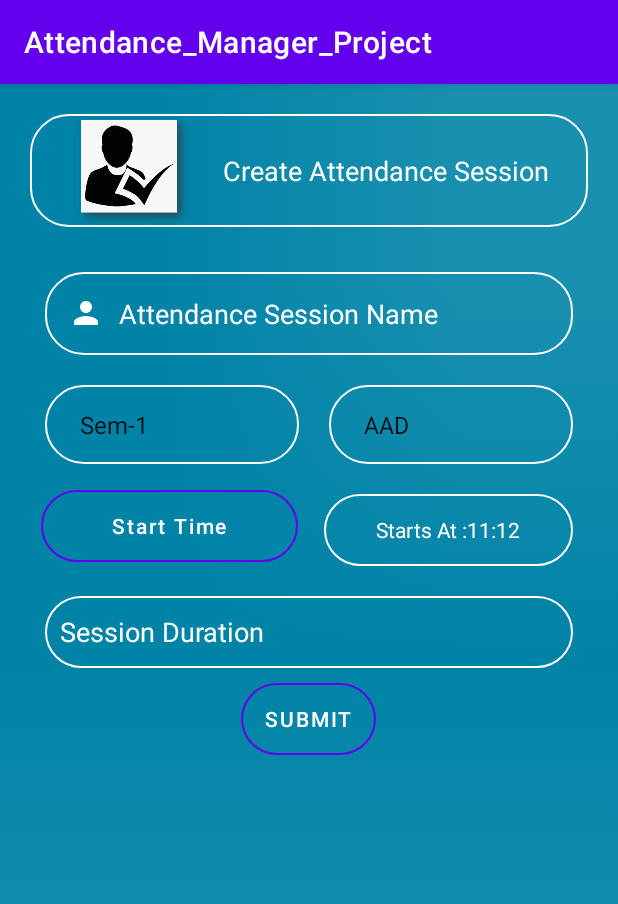
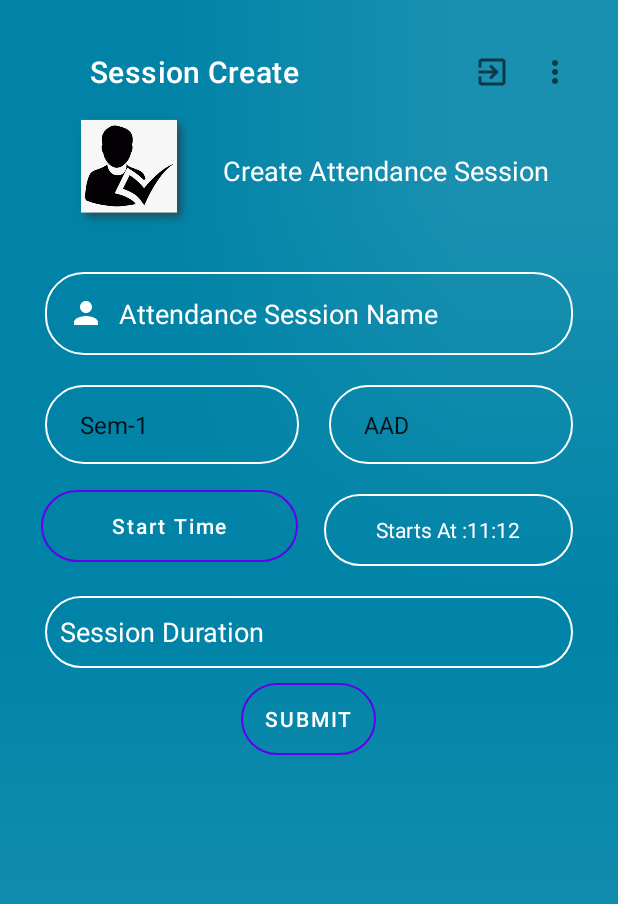
Before and after one commit to Ujas-Goti/Attendance_Manager_Try, an Android app: the Session_Create screen opened directly, with no data from a screen before it, on a phone screen of 412 x 824 dp. Shown: the top 904 px of the screen. Run offline under Robolectric (Android 15) with nearby library versions, the phone set to English and light mode, and no system bars; our stand-ins replace Firebase (no records; nobody signed in at launch, a user with empty details on screens opened directly).

Commit message:
Session Class Created

```diff
--- a/app/src/main/java/com/example/attendance_manager_try/Session_Create.java
+++ b/app/src/main/java/com/example/attendance_manager_try/Session_Create.java
@@ -2,11 +2,16 @@ package com.example.attendance_manager_try;
 
 import androidx.annotation.NonNull;
 import androidx.appcompat.app.AppCompatActivity;
+import androidx.appcompat.widget.Toolbar;
 
 import android.app.DatePickerDialog;
 import android.app.TimePickerDialog;
+import android.content.Intent;
+import android.content.SharedPreferences;
 import android.os.Bundle;
 import android.text.format.DateFormat;
+import android.view.Menu;
+import android.view.MenuItem;
 import android.widget.Button;
 import android.widget.DatePicker;
 import android.widget.EditText;
@@ -42,11 +47,15 @@ public class Session_Create extends AppCompatActivity implements DatePickerDialo
 
     int day,month,year,hour,minute;
     int final_day,final_month,final_year,final_hour,final_minute;
+    private SharedPreferences sharedPreferences;
 
     @Override
     protected void onCreate(Bundle savedInstanceState) {
         super.onCreate(savedInstanceState);
         setContentView(R.layout.activity_session_create);
+
+        Toolbar toolbar = findViewById(R.id.toolbar);
+        setSupportActionBar(toolbar);
 
         time_Set = findViewById(R.id.TimeSetter);
         time_Show = findViewById(R.id.time_Shower);
@@ -100,7 +109,35 @@ public class Session_Create extends AppCompatActivity implements DatePickerDialo
         });
     }
 
+    @Override
+    public boolean onCreateOptionsMenu(Menu menu) {
+        getMenuInflater().inflate(R.menu.menu,menu);
+        return true;
+    }
 
+    @Override
+    public boolean onOptionsItemSelected(@NonNull MenuItem item) {
+        int id = item.getItemId();
+
+        switch (id){
+            case R.id.logout:
+                logout(); break;
+            default:
+                Toast.makeText(this, "Default", Toast.LENGTH_SHORT).show();
+        }
+        return true;
+    }
+
+    private void logout() {
+        Toast.makeText(this, "Logged Out", Toast.LENGTH_SHORT).show();
+            sharedPreferences = getSharedPreferences("login", MODE_PRIVATE);
+            SharedPreferences.Editor editor = sharedPreferences.edit();
+            editor.putString("username","");
+            editor.putString("password"," ");
+            editor.putString("role","");
+            editor.commit();
+            startActivity(new Intent(Session_Create.this,Login_Activity.class));
+    }
 
     public void time_set() {
         time_Show.setText("Starts At :" + Calendar.HOUR_OF_DAY+ ":" + Calendar.MINUTE);
--- /dev/null
+++ b/app/src/main/res/drawable/ic_baseline_logout.xml
@@ -0,0 +1,11 @@
+<vector xmlns:android="http://schemas.android.com/apk/res/android"
+    android:width="24dp"
+    android:height="24dp"
+    android:viewportWidth="24"
+    android:viewportHeight="24"
+    android:tint="?attr/colorControlNormal"
+    android:autoMirrored="true">
+  <path
+      android:fillColor="@android:color/white"
+      android:pathData="M10.09,15.59L11.5,17l5,-5 -5,-5 -1.41,1.41L12.67,11H3v2h9.67l-2.58,2.59zM19,3H5c-1.11,0 -2,0.9 -2,2v4h2V5h14v14H5v-4H3v4c0,1.1 0.89,2 2,2h14c1.1,0 2,-0.9 2,-2V5c0,-1.1 -0.9,-2 -2,-2z"/>
+</vector>
--- /dev/null
+++ b/app/src/main/res/drawable/ic_baseline_menu_24.xml
@@ -0,0 +1,10 @@
+<vector xmlns:android="http://schemas.android.com/apk/res/android"
+    android:width="24dp"
+    android:height="24dp"
+    android:viewportWidth="24"
+    android:viewportHeight="24"
+    android:tint="?attr/colorControlNormal">
+  <path
+      android:fillColor="@android:color/white"
+      android:pathData="M3,18h18v-2L3,16v2zM3,13h18v-2L3,11v2zM3,6v2h18L21,6L3,6z"/>
+</vector>
--- /dev/null
+++ b/app/src/main/res/drawable/shape_title.xml
@@ -0,0 +1,22 @@
+<?xml version="1.0" encoding="utf-8"?>
+<shape
+    xmlns:android="http://schemas.android.com/apk/res/android"
+    android:shape="rectangle">
+
+    <solid
+        android:color="@android:color/transparent">
+    </solid>
+
+    <corners
+        android:radius="25dp">
+    </corners>
+
+
+    <padding
+        android:top="0dp"
+        android:right="10dp"
+        android:left="10dp"
+        android:bottom="0dp">
+    </padding>
+
+</shape>
--- a/app/src/main/res/layout/activity_session_create.xml
+++ b/app/src/main/res/layout/activity_session_create.xml
@@ -8,13 +8,27 @@
     android:gravity="top"
     android:padding="20dp">
 
+    <androidx.appcompat.widget.Toolbar
+        android:layout_width="match_parent"
+        android:layout_height="wrap_content"
+        android:id="@+id/toolbar"
+        app:titleTextColor="@color/white"
+        android:theme="@style/Theme.Attendance_Manager_Try"
+        app:title="Session Create"
+        app:titleMarginStart="40dp"
+        app:contentInsetStart="0dp"
+        app:contentInsetEnd="0dp"
+        app:contentInsetLeft="0dp"
+        app:contentInsetRight="0dp"
+        />
+
         <TextView
             android:id="@+id/textView"
             android:layout_width="match_parent"
             android:layout_height="75dp"
             android:layout_marginBottom="20dp"
             android:autofillHints=""
-            android:background="@drawable/shapeemail"
+            android:background="@drawable/shape_title"
             android:drawablePadding="5dp"
             android:padding="15dp"
             android:textSize="18sp"
--- /dev/null
+++ b/app/src/main/res/menu/menu.xml
@@ -0,0 +1,16 @@
+<?xml version="1.0" encoding="utf-8"?>
+<menu xmlns:android="http://schemas.android.com/apk/res/android"
+    xmlns:app="http://schemas.android.com/apk/res-auto"
+    android:background="@mipmap/back">
+    <item
+        android:title="Logout"
+        app:showAsAction="always"
+        android:icon="@drawable/ic_baseline_logout"
+        android:id="@+id/logout" />
+
+    <item
+        android:title="Share"
+        android:id="@+id/share"
+        />
+
+</menu>
--- a/app/src/main/res/values-night/themes.xml
+++ b/app/src/main/res/values-night/themes.xml
@@ -1,6 +1,6 @@
 <resources xmlns:tools="http://schemas.android.com/tools">
     <!-- Base application theme. -->
-    <style name="Theme.Attendance_Manager_Try" parent="Theme.MaterialComponents.DayNight.DarkActionBar">
+    <style name="Theme.Attendance_Manager_Try" parent="Theme.MaterialComponents.DayNight.NoActionBar">
         <!-- Primary brand color. -->
         <item name="colorPrimary">@color/purple_200</item>
         <item name="colorPrimaryVariant">@color/purple_700</item>
--- a/app/src/main/res/values/themes.xml
+++ b/app/src/main/res/values/themes.xml
@@ -1,6 +1,7 @@
 <resources xmlns:tools="http://schemas.android.com/tools">
     <!-- Base application theme. -->
-    <style name="Theme.Attendance_Manager_Try" parent="Theme.MaterialComponents.DayNight.DarkActionBar">
+    <style name="Theme.Attendance_Manager_Try" parent="Theme.MaterialComponents.DayNight.NoActionBar">
+        <item name="windowActionBar">false</item>
         <!-- Primary brand color. -->
         <item name="colorPrimary">@color/purple_500</item>
         <item name="colorPrimaryVariant">@color/purple_700</item>
```
Also changed, not shown: app/src/main/java/com/example/attendance_manager_try/Login_Activity.java (+1 -6 lines).
